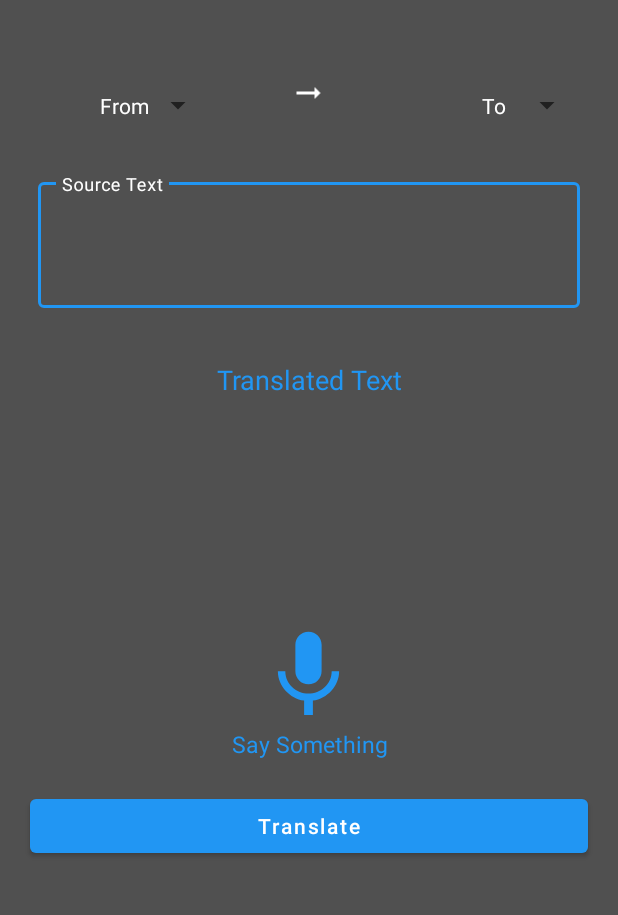
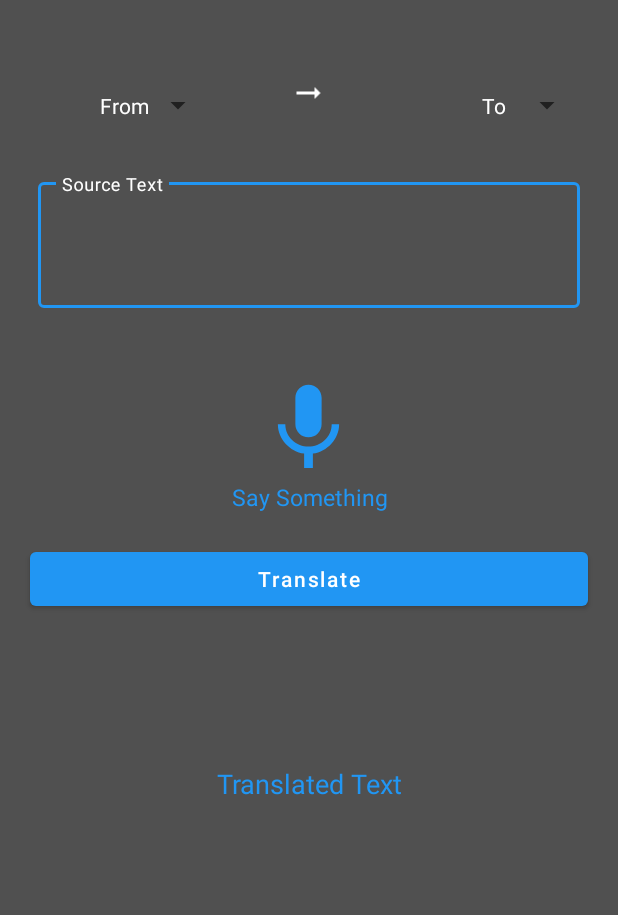
Before and after one commit to SarahMoradi/Translator-Application, an Android app: the screen it shows after launch (MainActivity), on a phone screen of 412 x 824 dp, the part 167-1082 px from its top. Run offline under Robolectric (Android 15) with nearby library versions, the phone set to English and light mode, and no system bars; libraries missing offline, so code that uses them is left out: com.google.firebase.ml.

Commit message:
Fix the UI design for better performance

```diff
--- a/app/src/main/res/layout/activity_main.xml
+++ b/app/src/main/res/layout/activity_main.xml
@@ -91,24 +91,11 @@
 
     </com.google.android.material.textfield.TextInputLayout>
 
-    <TextView
-        android:layout_width="match_parent"
-        android:layout_height="wrap_content"
-        android:id="@+id/idTVTrnslatedTV"
-        android:gravity="center"
-        android:layout_marginTop="30dp"
-        android:text="Translated Text"
-        android:textAlignment="center"
-        android:textAllCaps="false"
-        android:textColor="@color/purple_200"
-        android:textSize="18sp"
-        />
-
     <ImageView
         android:layout_width="70dp"
         android:layout_height="70dp"
         android:layout_gravity="center"
-        android:layout_marginTop="150dp"
+        android:layout_marginTop="40dp"
         android:src="@drawable/ic_mic"
         app:tint="@color/purple_200"
         android:id="@+id/idIVMic"
@@ -133,6 +120,18 @@
         android:text="Translate"
         android:textAllCaps="false"
         />
+    <TextView
+        android:layout_width="match_parent"
+        android:layout_height="wrap_content"
+        android:id="@+id/idTVTrnslatedTV"
+        android:gravity="center"
+        android:layout_marginTop="100dp"
+        android:text="Translated Text"
+        android:textAlignment="center"
+        android:textAllCaps="false"
+        android:textColor="@color/purple_200"
+        android:textSize="18sp"
+        />
 
 
 </LinearLayout>
```
